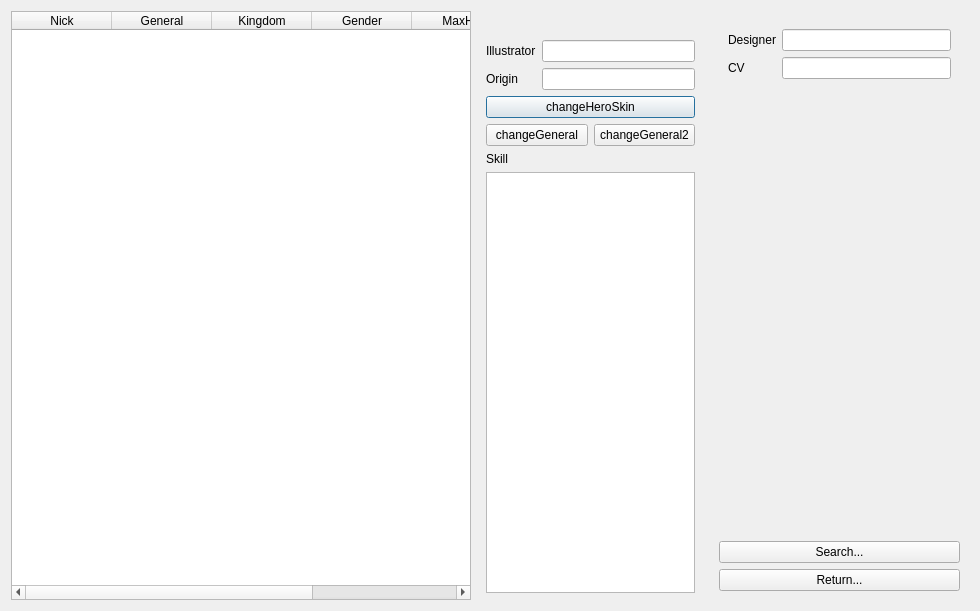
Old version of the form src/dialog/generaloverview.ui in the repository lwtmusou/touhoukill.
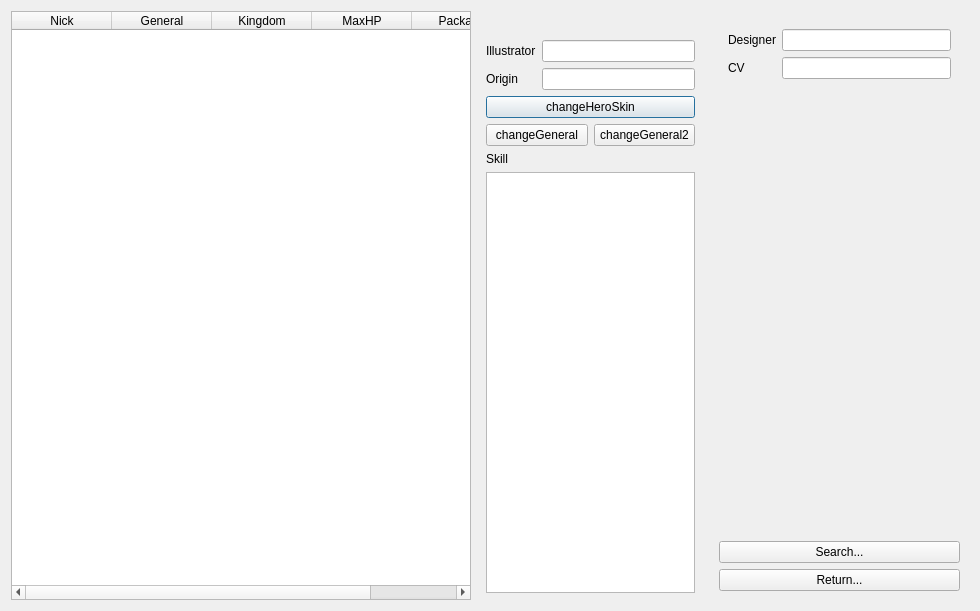
New version of the form. Icons and pictures are not drawn.

```diff
--- a/src/dialog/generaloverview.ui
+++ b/src/dialog/generaloverview.ui
@@ -64,11 +64,7 @@
        <string>Kingdom</string>
       </property>
      </column>
-     <column>
-      <property name="text">
-       <string>Gender</string>
-      </property>
-     </column>
+
      <column>
       <property name="text">
        <string>MaxHP</string>
```
